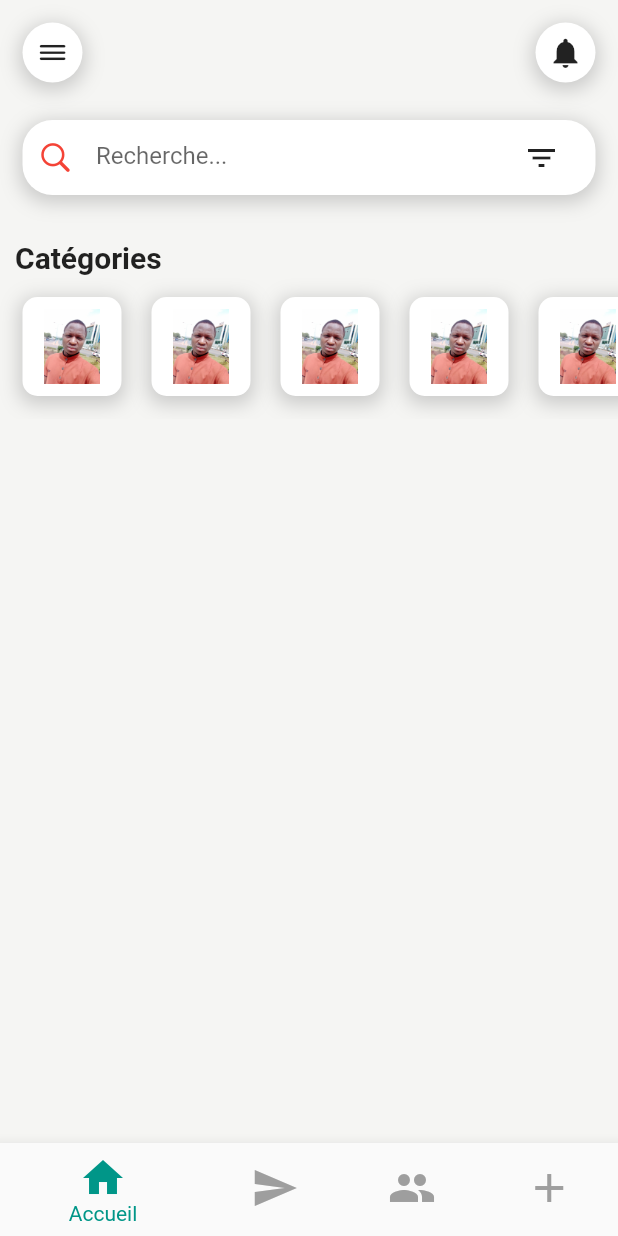
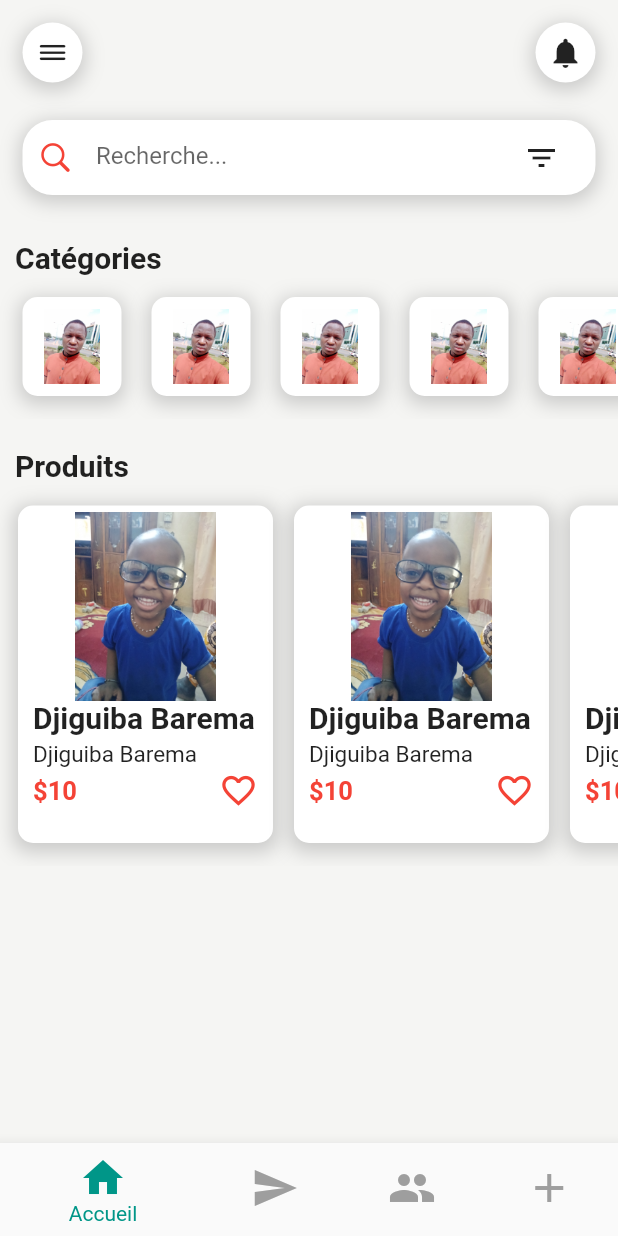
Before and after one commit to Djiguiba01/NekaSugu, a Flutter app: the screen it shows after launch, on a phone screen of 412 x 824 dp. Run offline on Flutter 3.47's test engine with Material 2 defaults, Android fonts, the light colour scheme and no system bars; our stand-ins replace date_field; missing offline and left inert: dart:html.

Commit message:
creation page produits dans accueil

```diff
--- a/lib/Pages/Accueil.dart
+++ b/lib/Pages/Accueil.dart
@@ -3,6 +3,7 @@ import 'package:flutter/material.dart';
 
 import 'CategoriesPage.dart';
 import 'EntetePage.dart';
+import 'Produits.dart';
 
 class Accueil extends StatelessWidget {
   const Accueil({super.key});
@@ -88,6 +89,20 @@ class Accueil extends StatelessWidget {
 
           // Appel Page CategoriesPage:::::::::::::::::
           CategoriesPage(),
+
+          // PARTIE RRRRRRRRRAAA:::::::::::::::::::::::::::::::::::
+          Padding(
+            padding: EdgeInsets.only(top: 20, left: 10),
+            child: Text(
+              "Produits",
+              style: TextStyle(
+                fontWeight: FontWeight.bold,
+                fontSize: 20,
+              ),
+            ),
+          ),
+          // Appel Page Produits:::::::::::::::
+          Produits(),
         ],
       ),
     );
--- a/lib/Pages/CategoriesPage.dart
+++ b/lib/Pages/CategoriesPage.dart
@@ -18,9 +18,8 @@ class _CategoriesPageState extends State<CategoriesPage> {
         padding: EdgeInsets.symmetric(vertical: 15, horizontal: 5),
         child: Row(
           children: [
-
-            for (int i = 0; i < 15; i++) // Prendre 15 Images:::::::
-
+            // Création Boucle Prendre 15 Card:::::::
+            for (int i = 0; i < 15; i++)
               Padding(
                 padding: EdgeInsets.symmetric(horizontal: 10),
 
@@ -52,7 +51,6 @@ class _CategoriesPageState extends State<CategoriesPage> {
       ),
 
       // 2222::::::::::::::::::
-
     );
   }
 }
--- /dev/null
+++ b/lib/Pages/Produits.dart
@@ -0,0 +1,106 @@
+import 'package:flutter/material.dart';
+
+class Produits extends StatefulWidget {
+  const Produits({super.key});
+
+  @override
+  State<Produits> createState() => _ProduitsState();
+}
+
+class _ProduitsState extends State<Produits> {
+  @override
+  Widget build(BuildContext context) {
+    return SingleChildScrollView(
+      scrollDirection: Axis.horizontal,
+      child: Padding(
+        padding: EdgeInsets.symmetric(vertical: 15, horizontal: 5),
+        child: Row(
+          children: [
+            // Création Boucle Prendre 15 Card:::::::
+            for (int i = 0; i < 15; i++)
+
+              // 1 Card ::::::::::::::::
+              Padding(
+                padding: EdgeInsets.symmetric(horizontal: 7),
+                // Création Card::::::::::::::::
+                child: Container(
+                  width: 170,
+                  height: 225,
+                  // Bordure Card::::::::::::::
+                  decoration: BoxDecoration(
+                    color: Colors.white,
+                    borderRadius: BorderRadius.circular(10),
+                    boxShadow: [
+                      BoxShadow(
+                        color: Colors.grey.withOpacity(0.5),
+                        spreadRadius: 3,
+                        blurRadius: 10,
+                        offset: Offset(0, 3),
+                      ),
+                    ],
+                  ),
+                  // dd
+                  child: Padding(
+                    padding: EdgeInsets.symmetric(horizontal: 10),
+                    child: Column(
+                      crossAxisAlignment: CrossAxisAlignment.start,
+                      // INSERTION image et TEXTE dans Card:::::::
+                      children: [
+                        Container(
+                          // Insertion Image:::::::::
+                          alignment: Alignment.center,
+                          padding: EdgeInsets.only(top: 4),
+                          child: Image.asset("assets/images/papa.jpg"),
+                          height: 130,
+                        ),
+                        // ENTETE Text::::::::::::::
+                        Text(
+                          "Djiguiba Barema",
+                          style: TextStyle(
+                            fontSize: 20,
+                            fontWeight: FontWeight.bold,
+                          ),
+                        ),
+                        // ::::::::
+                        SizedBox(height: 4),
+
+                        // :::::::::
+                        // CORPS Text::::::::::::::
+                        Text(
+                          "Djiguiba Barema",
+                          style: TextStyle(
+                            fontSize: 15,
+                            // fontWeight: FontWeight.bold,
+                          ),
+                        ),
+                        SizedBox(height: 2),
+                        // Voir et Prix:::::::
+                        Row(
+                          mainAxisAlignment: MainAxisAlignment.spaceBetween,
+                          children: [
+                            Text(
+                              "\$10",
+                              style: TextStyle(
+                                fontSize: 17,
+                                color: Colors.red,
+                                fontWeight: FontWeight.bold,
+                              ),
+                            ),
+                            Icon(
+                              Icons.favorite_border,
+                              color: Colors.red,
+                              size: 26,
+                            )
+                          ],
+                        )
+                      ],
+                    ),
+                  ),
+                ),
+              )
+          ],
+        ),
+      ),
+    );
+  }
+}
```
